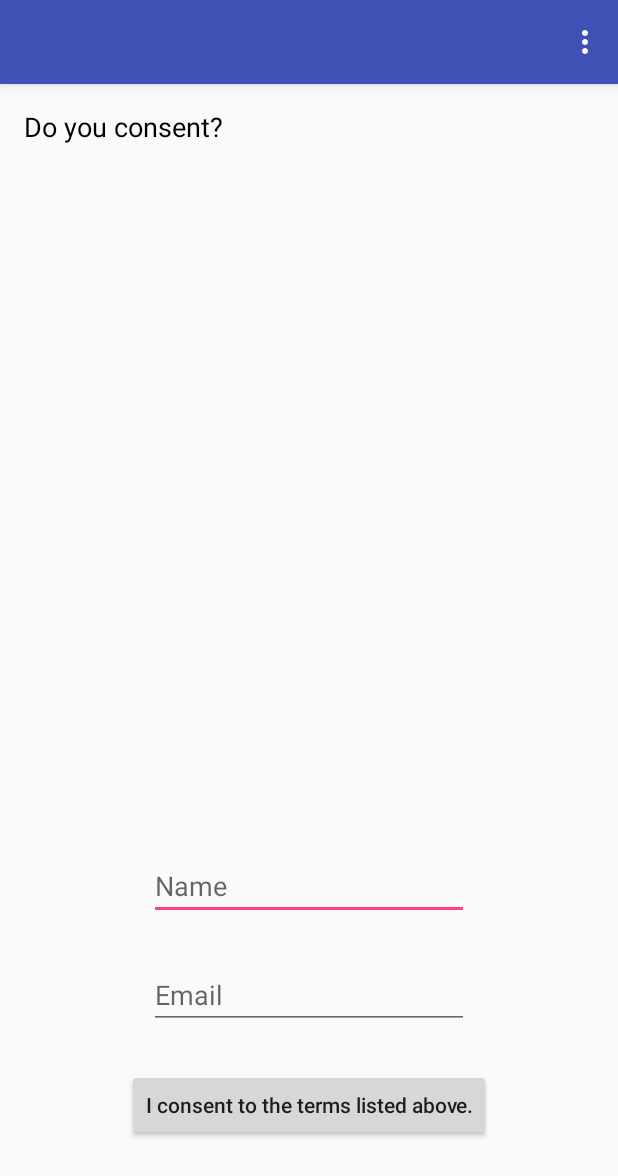
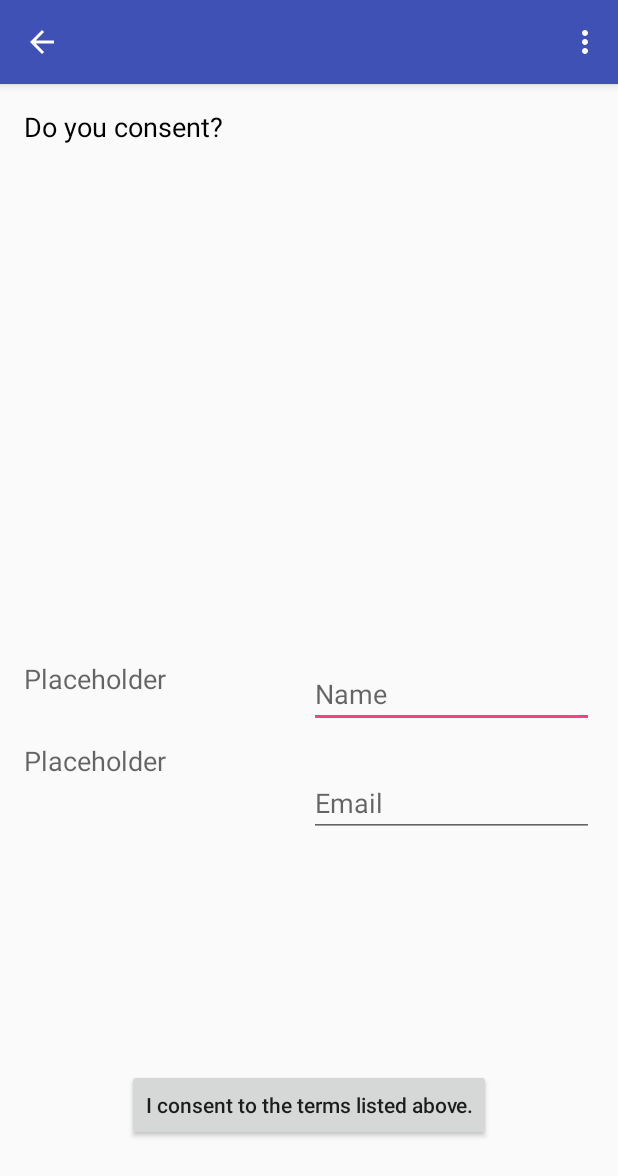
Before and after one commit to ColumCross/PermissionGranted, an Android app: the ViewForm screen opened directly, with no data from a screen before it, on a phone screen of 412 x 824 dp. Shown: the top 1176 px of the screen. Run offline under Robolectric (Android 15) with nearby library versions, the phone set to English and light mode, and no system bars; 4 statements that could not run were skipped.

Commit message:
Added back navigation.

```diff
--- a/app/src/main/java/edu/rit/columcross/permissiongranted/ViewForm.java
+++ b/app/src/main/java/edu/rit/columcross/permissiongranted/ViewForm.java
@@ -6,6 +6,7 @@ import android.content.Intent;
 import android.database.Cursor;
 import android.net.Uri;
 import android.os.AsyncTask;
+import android.support.v4.app.NavUtils;
 import android.support.v7.app.AppCompatActivity;
 import android.os.Bundle;
 import android.view.Menu;
@@ -26,13 +27,17 @@ public class ViewForm extends AppCompatActivity {
     private EditText signeeName; // The name of the person signing
     private EditText signeeEmail; // The email of the person signing
     private String formName;
+    private TextView creator;
+    private TextView createdDate; //TODO: Link up to everything.
 
     @Override
     protected void onCreate(Bundle savedInstanceState) {
         super.onCreate(savedInstanceState);
         setContentView(R.layout.activity_view_form);
+        getSupportActionBar().setDisplayHomeAsUpEnabled(true);
 
         formBodyTextView = (TextView) findViewById(R.id.vf_formBody);
+        creator = (TextView) findViewById(R.id.vf_creatorName);
 
         // get the selected contact's row ID
         Bundle extras = getIntent().getExtras();
@@ -80,12 +85,14 @@ public class ViewForm extends AppCompatActivity {
             // get the column index for each data item
             int nameIndex = result.getColumnIndex("name");
             int bodyIndex = result.getColumnIndex("body");
+            int creatorIndex = result.getColumnIndex("creator");
 
             formName = result.getString(nameIndex);
 
             // fill TextViews with the retrieved data
             setTitle(formName);
             formBodyTextView.setText(result.getString(bodyIndex));
+            creator.setText(result.getString(creatorIndex));
 
             result.close(); // close the result cursor
             databaseConnector.close(); // close database connection
@@ -191,6 +198,9 @@ public class ViewForm extends AppCompatActivity {
             case R.id.action_deleteForm:
                 deleteContact(); // delete the displayed contact
                 return true;
+            case android.R.id.home:
+                NavUtils.navigateUpFromSameTask(this);
+                return true;
             default:
                 return super.onOptionsItemSelected(item);
         } // end switch
@@ -254,7 +264,7 @@ public class ViewForm extends AppCompatActivity {
      * @return text summary
      */
     private String createOrderSummary(String name, String form) {
-        String emailBody = name + " has agreed to the following terms and conditions:";
+        String emailBody = name + " has agreed to the following terms and conditions set forth by "+creator.getText().toString()+":";
         emailBody += "\n";
         emailBody += "\n";
         emailBody += form;
--- a/app/src/main/res/layout/activity_new_form.xml
+++ b/app/src/main/res/layout/activity_new_form.xml
@@ -70,7 +70,7 @@
                     android:id="@+id/nf_creatorName"
                     android:layout_width="match_parent"
                     android:layout_height="wrap_content"
-                    android:hint="@string/prompt_form"
+                    android:hint="@string/prompt_creator"
                     android:imeActionId="@+id/editFormText"
                     android:imeOptions="actionUnspecified"
                     android:inputType="text"
--- a/app/src/main/res/layout/activity_view_form.xml
+++ b/app/src/main/res/layout/activity_view_form.xml
@@ -10,10 +10,16 @@
     android:paddingTop="@dimen/activity_vertical_margin"
     tools:context="edu.rit.columcross.permissiongranted.ViewForm">
 
+    <LinearLayout
+        android:layout_width="match_parent"
+        android:layout_height="match_parent"
+        android:orientation="vertical">
+
         <TextView
             android:id="@+id/vf_formBody"
             android:layout_width="wrap_content"
-        android:layout_height="wrap_content"
+            android:layout_height="0dp"
+            android:layout_weight="2"
             android:layout_alignParentLeft="true"
             android:layout_alignParentStart="true"
             android:layout_alignParentTop="true"
@@ -21,28 +27,76 @@
             android:textColor="@android:color/black"
             android:textSize="18sp" />
 
+        <LinearLayout
+            android:layout_width="match_parent"
+            android:layout_height="0dp"
+            android:layout_weight="1"
+            android:orientation="horizontal">
+
+            <LinearLayout
+                android:layout_width="0dp"
+                android:layout_height="wrap_content"
+                android:layout_weight="1"
+                android:orientation="vertical">
+
+                <TextView
+                    android:id="@+id/vf_creatorName"
+                    android:layout_width="wrap_content"
+                    android:layout_height="wrap_content"
+                    android:ems="10"
+                    android:text="Placeholder"
+                    android:textAppearance="@android:style/TextAppearance.Material.Medium"
+                    android:layout_marginBottom="30dp" />
+
+                <TextView
+                    android:id="@+id/vf_createdDate"
+                    android:layout_width="wrap_content"
+                    android:layout_height="wrap_content"
+                    android:ems="10"
+                    android:text="Placeholder"
+                    android:textAppearance="@android:style/TextAppearance.Material.Medium" />
+
+            </LinearLayout>
+
+            <LinearLayout
+                android:layout_width="0dp"
+                android:layout_height="wrap_content"
+                android:layout_weight="1"
+                android:orientation="vertical">
+
                 <EditText
                     android:id="@+id/vf_nameEditText"
                     android:layout_width="wrap_content"
                     android:layout_height="wrap_content"
+                    android:layout_above="@+id/vf_email"
+                    android:layout_alignLeft="@+id/vf_email"
+                    android:layout_alignStart="@+id/vf_email"
                     android:layout_marginBottom="27dp"
                     android:ems="10"
                     android:hint="Name"
-        android:inputType="textPersonName"
-        android:layout_above="@+id/vf_email"
-        android:layout_alignLeft="@+id/vf_email"
-        android:layout_alignStart="@+id/vf_email" />
+                    android:inputType="textPersonName" />
 
                 <EditText
                     android:id="@+id/vf_email"
                     android:layout_width="wrap_content"
                     android:layout_height="wrap_content"
-        android:layout_marginBottom="122dp"
+                    android:layout_alignParentBottom="true"
+                    android:layout_centerHorizontal="true"
+                    android:layout_marginBottom="0dp"
                     android:ems="10"
                     android:hint="Email"
-        android:inputType="textEmailAddress"
-        android:layout_alignParentBottom="true"
-        android:layout_centerHorizontal="true" />
+                    android:inputType="textEmailAddress" />
+
+            </LinearLayout>
+
+        </LinearLayout>
+
+        <Space
+            android:layout_width="wrap_content"
+            android:layout_height="0dp"
+            android:layout_weight="1"/>
+
+    </LinearLayout>
 
     <Button
         android:id="@+id/vf_consentButton"
--- a/app/src/main/res/values/strings.xml
+++ b/app/src/main/res/values/strings.xml
@@ -5,8 +5,8 @@
     <string name="sigs_activity_title">Your Signatures</string>
 
     <!-- Strings related to Menus -->
-    <string name="action_sigs">Forms/Signatures</string>
-    <string name="action_settings">Settings</string>
+    <string name="action_sigs">Signatures</string>
+    <string name="action_forms">Forms</string>
 
     <string name="action_edFor">Edit Form</string>
 
@@ -22,6 +22,8 @@
 
     <string name="prompt_name">Form Name</string>
     <string name="prompt_form">Form Text</string>
+    <string name="prompt_creator">Your Name</string>
+
     <string name="title_activity_settings">Settings</string>
 
     <!-- Strings for the Forms Page -->
```
Also changed, not shown: app/src/main/AndroidManifest.xml (+7 -5 lines), app/src/main/java/edu/rit/columcross/permissiongranted/AddEditForm.java (+22 -3 lines), app/src/main/java/edu/rit/columcross/permissiongranted/DatabaseConnector.java (+10 -6 lines), app/src/main/java/edu/rit/columcross/permissiongranted/FormsActivity.java (+23 -14 lines), app/src/main/java/edu/rit/columcross/permissiongranted/SignaturesActivity.java (+12 -18 lines), app/src/main/java/edu/rit/columcross/permissiongranted/ViewSignature.java (+14 -1 lines), app/src/main/res/menu/menu_forms.xml (+6 -6 lines), 201 other files. Lines whose indentation alone changed are shown as unchanged.
